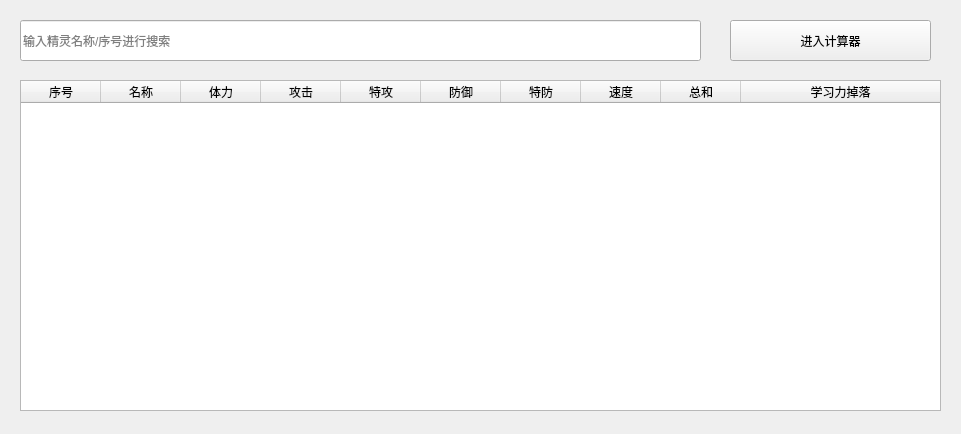
Old version of the form code/Ui_EncyclopediaWindow.ui in the repository UncleBang0214/SeerLauncher.
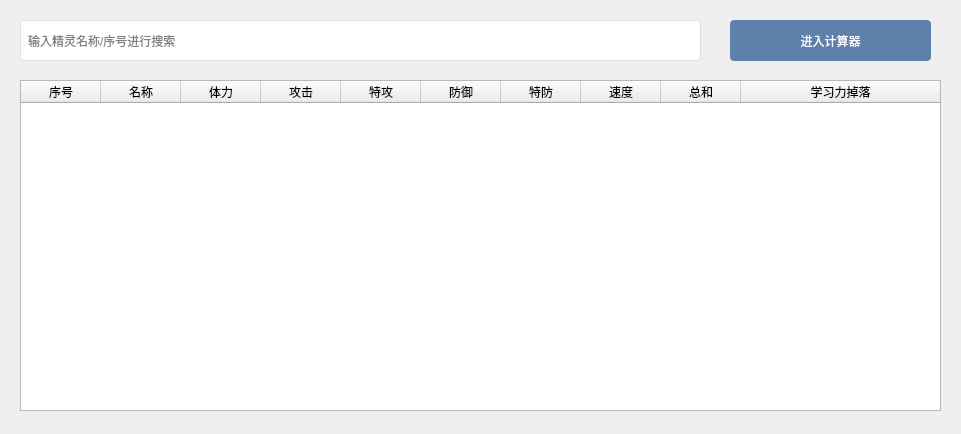
New version of the form.

Commit message: 精灵大全UI

Patch:
```diff
--- a/code/Ui_EncyclopediaWindow.ui
+++ b/code/Ui_EncyclopediaWindow.ui
@@ -35,6 +35,15 @@
                         <height>41</height>
                     </rect>
                 </property>
+                <property name="styleSheet">
+                    <string notr="true">/* 输入框样式 */
+                        QLineEdit {
+                        border: 1px solid #D8DEE9;
+                        padding: 5px;
+                        border-radius: 3px;
+                        }
+                    </string>
+                </property>
                 <property name="placeholderText">
                     <string>输入精灵名称/序号进行搜索</string>
                 </property>
@@ -141,6 +150,26 @@
                         <height>41</height>
                     </rect>
                 </property>
+                <property name="styleSheet">
+                    <string notr="true">/* 按钮通用样式 */
+                        QPushButton {
+                        background-color: #5E81AC;
+                        color: white;
+                        border: none;
+                        padding: 8px 15px;
+                        border-radius: 4px;
+                        min-width: 80px;
+                        }
+
+                        QPushButton:hover {
+                        background-color: #81A1C1;
+                        }
+
+                        QPushButton:pressed {
+                        background-color: #4C6A8C;
+                        }
+                    </string>
+                </property>
                 <property name="text">
                     <string>进入计算器</string>
                 </property>
```
The commit also changes 1 other file.
